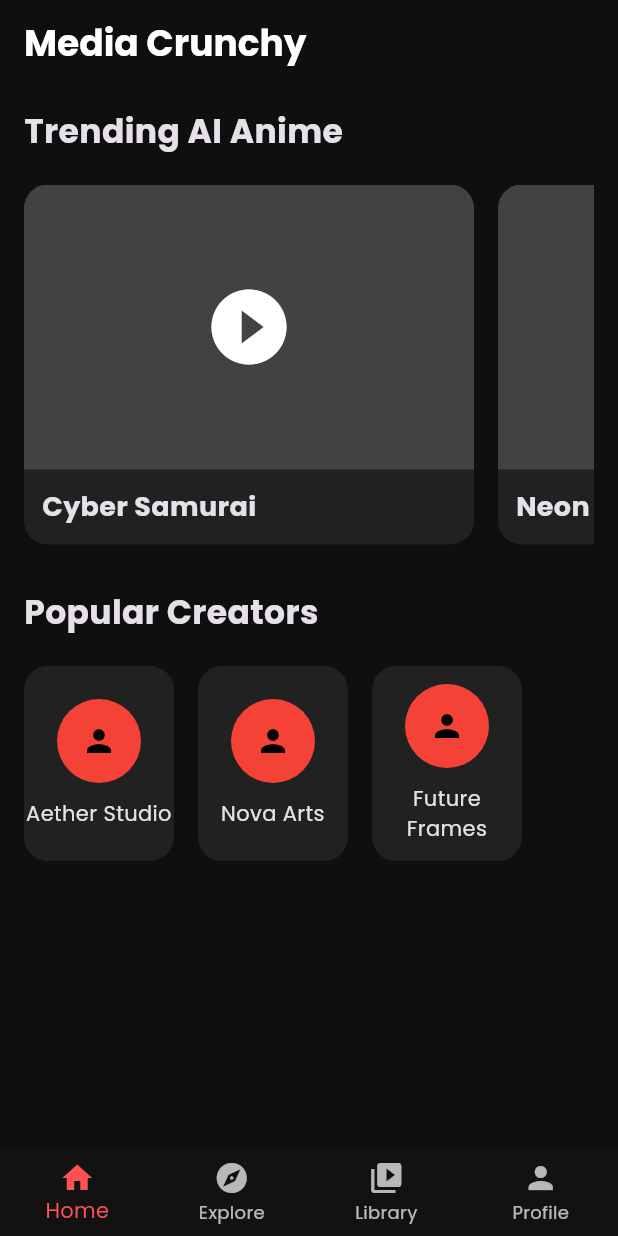
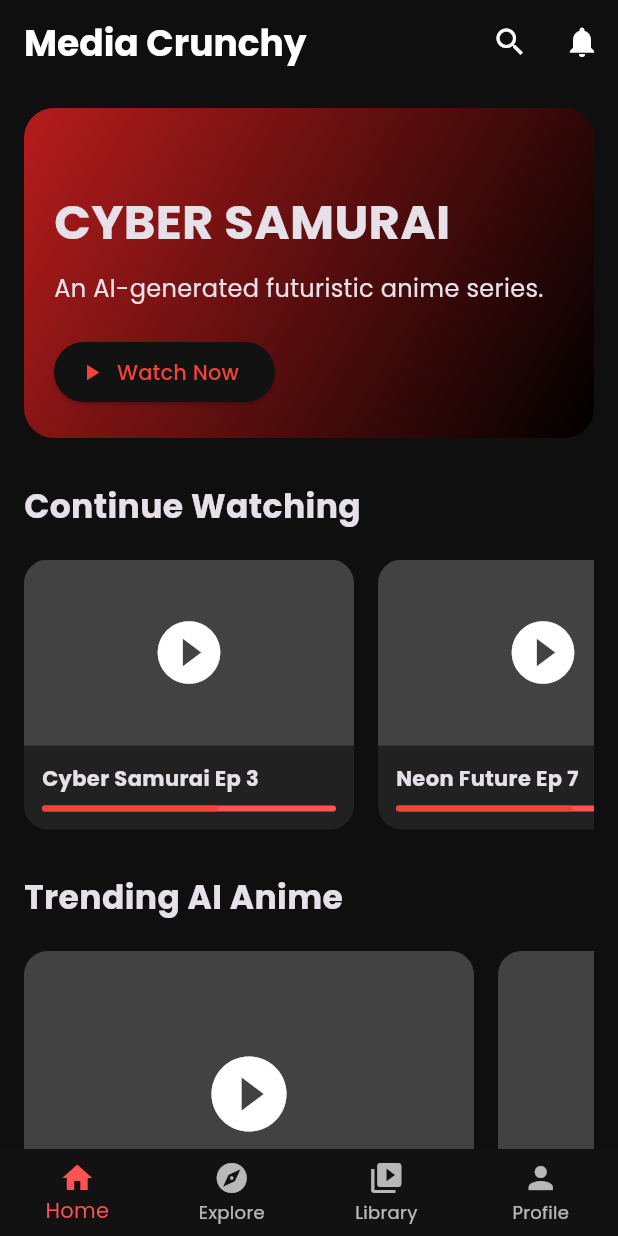
Before and after one commit to francisbethel8/media_crunchy, a Flutter app: the screen it shows after launch, on a phone screen of 412 x 824 dp. Run offline on Flutter 3.47's test engine with Material 3 defaults, Android fonts, the phone set to English and light mode, and no system bars; our stand-ins replace flutter_riverpod, go_router, google_fonts.

Commit message:
built premium streaming homepage UI

```diff
--- a/lib/features/home/presentation/screen/home_screen.dart
+++ b/lib/features/home/presentation/screen/home_screen.dart
@@ -1,6 +1,8 @@
 import 'package:flutter/material.dart';
 
+import '../../../../shared/widgets/continue_watching_card.dart';
 import '../../../../shared/widgets/creator_card.dart';
+import '../../../../shared/widgets/hero_banner.dart';
 import '../../../../shared/widgets/section_title.dart';
 import '../../../../shared/widgets/video_card.dart';
 
@@ -15,12 +17,40 @@ class HomeScreen extends StatelessWidget {
           'Media Crunchy',
           style: TextStyle(fontWeight: FontWeight.bold, fontSize: 24),
         ),
+
+        actions: [
+          IconButton(onPressed: () {}, icon: const Icon(Icons.search)),
+
+          IconButton(onPressed: () {}, icon: const Icon(Icons.notifications)),
+        ],
       ),
 
       body: ListView(
         padding: const EdgeInsets.all(16),
 
         children: [
+          const HeroBanner(),
+
+          const SizedBox(height: 30),
+
+          const SectionTitle(title: 'Continue Watching'),
+
+          SizedBox(
+            height: 180,
+
+            child: ListView(
+              scrollDirection: Axis.horizontal,
+
+              children: const [
+                ContinueWatchingCard(title: 'Cyber Samurai Ep 3'),
+
+                ContinueWatchingCard(title: 'Neon Future Ep 7'),
+              ],
+            ),
+          ),
+
+          const SizedBox(height: 30),
+
           const SectionTitle(title: 'Trending AI Anime'),
 
           SizedBox(
@@ -32,9 +62,9 @@ class HomeScreen extends StatelessWidget {
               children: const [
                 VideoCard(title: 'Cyber Samurai'),
 
+                VideoCard(title: 'AI Wars'),
+
                 VideoCard(title: 'Neon Future'),
-
-                VideoCard(title: 'AI Wars'),
               ],
             ),
           ),
@@ -50,11 +80,11 @@ class HomeScreen extends StatelessWidget {
               scrollDirection: Axis.horizontal,
 
               children: const [
-                CreatorCard(creatorName: 'Aether Studio'),
+                CreatorCard(creatorName: 'Nova Arts'),
 
                 SizedBox(width: 16),
 
-                CreatorCard(creatorName: 'Nova Arts'),
+                CreatorCard(creatorName: 'Aether Studio'),
 
                 SizedBox(width: 16),
 
--- /dev/null
+++ b/lib/shared/widgets/continue_watching_card.dart
@@ -0,0 +1,62 @@
+import 'package:flutter/material.dart';
+
+class ContinueWatchingCard extends StatelessWidget {
+  final String title;
+
+  const ContinueWatchingCard({super.key, required this.title});
+
+  @override
+  Widget build(BuildContext context) {
+    return Container(
+      width: 220,
+      margin: const EdgeInsets.only(right: 16),
+
+      decoration: BoxDecoration(
+        color: Colors.grey.shade900,
+        borderRadius: BorderRadius.circular(16),
+      ),
+
+      child: Column(
+        crossAxisAlignment: CrossAxisAlignment.start,
+
+        children: [
+          Expanded(
+            child: Container(
+              decoration: BoxDecoration(
+                color: Colors.grey.shade800,
+                borderRadius: const BorderRadius.vertical(
+                  top: Radius.circular(16),
+                ),
+              ),
+
+              child: const Center(
+                child: Icon(Icons.play_circle_fill, size: 50),
+              ),
+            ),
+          ),
+
+          Padding(
+            padding: const EdgeInsets.all(12),
+
+            child: Column(
+              crossAxisAlignment: CrossAxisAlignment.start,
+              children: [
+                Text(
+                  title,
+                  style: const TextStyle(fontWeight: FontWeight.bold),
+                ),
+
+                const SizedBox(height: 8),
+
+                LinearProgressIndicator(
+                  value: 0.6,
+                  borderRadius: BorderRadius.circular(20),
+                ),
+              ],
+            ),
+          ),
+        ],
+      ),
+    );
+  }
+}
--- /dev/null
+++ b/lib/shared/widgets/hero_banner.dart
@@ -0,0 +1,56 @@
+import 'package:flutter/material.dart';
+
+class HeroBanner extends StatelessWidget {
+  const HeroBanner({super.key});
+
+  @override
+  Widget build(BuildContext context) {
+    return Container(
+      height: 220,
+
+      decoration: BoxDecoration(
+        borderRadius: BorderRadius.circular(20),
+
+        gradient: LinearGradient(
+          colors: [Colors.red.shade900, Colors.black],
+
+          begin: Alignment.topLeft,
+          end: Alignment.bottomRight,
+        ),
+      ),
+
+      child: Padding(
+        padding: const EdgeInsets.all(20),
+
+        child: Column(
+          crossAxisAlignment: CrossAxisAlignment.start,
+          mainAxisAlignment: MainAxisAlignment.end,
+
+          children: [
+            const Text(
+              'CYBER SAMURAI',
+              style: TextStyle(fontSize: 32, fontWeight: FontWeight.bold),
+            ),
+
+            const SizedBox(height: 10),
+
+            const Text(
+              'An AI-generated futuristic anime series.',
+              style: TextStyle(fontSize: 16),
+            ),
+
+            const SizedBox(height: 20),
+
+            ElevatedButton.icon(
+              onPressed: () {},
+
+              icon: const Icon(Icons.play_arrow),
+
+              label: const Text('Watch Now'),
+            ),
+          ],
+        ),
+      ),
+    );
+  }
+}
```
